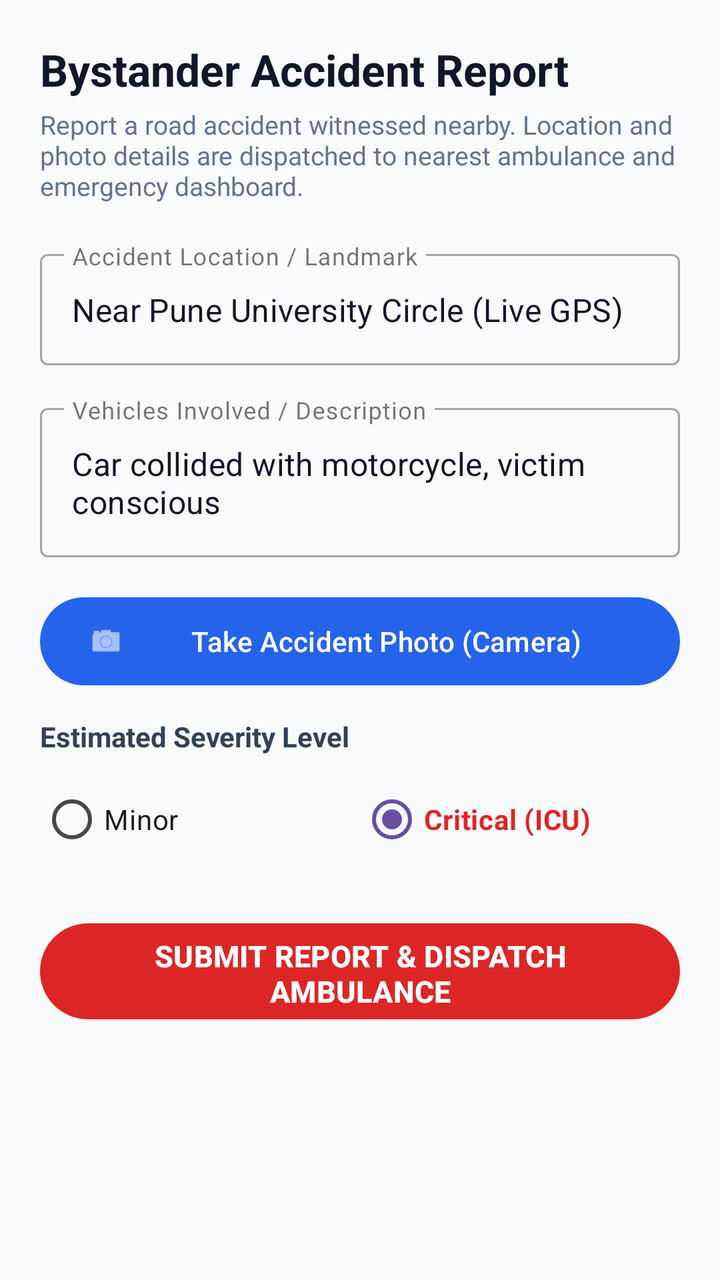
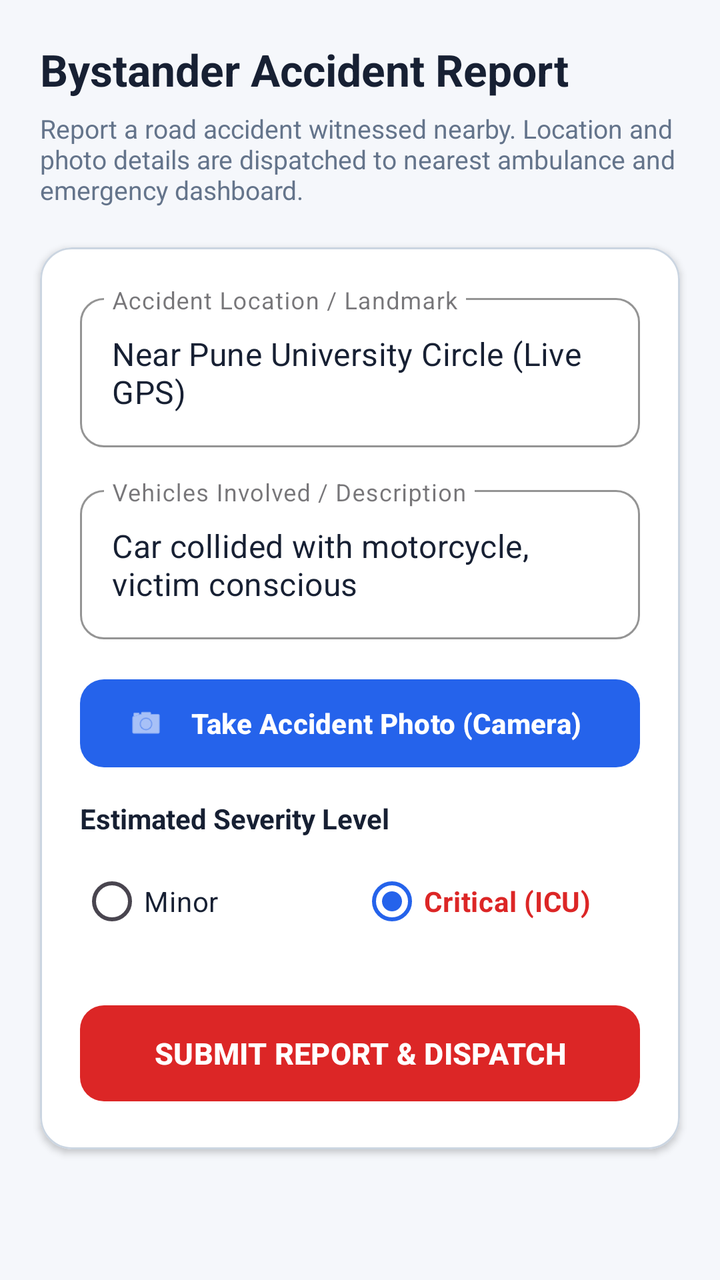

Screens rendered from an Android XML layout before and after an edit, with the pre-edit source and the edit as a unified diff.
<!-- AndroidManifest.xml: activity theme Theme.Pbl -->
<!-- res/layout/activity_report_bystander.xml -->
<?xml version="1.0" encoding="utf-8"?>
<ScrollView xmlns:android="http://schemas.android.com/apk/res/android"
    xmlns:app="http://schemas.android.com/apk/res-auto"
    android:layout_width="match_parent"
    android:layout_height="match_parent"
    android:fillViewport="true"
    android:background="#F8FAFC">

    <LinearLayout
        android:layout_width="match_parent"
        android:layout_height="wrap_content"
        android:orientation="vertical"
        android:padding="20dp">

        <TextView
            android:layout_width="wrap_content"
            android:layout_height="wrap_content"
            android:text="Bystander Accident Report"
            android:textColor="#0F172A"
            android:textSize="22sp"
            android:textStyle="bold" />

        <TextView
            android:layout_width="wrap_content"
            android:layout_height="wrap_content"
            android:layout_marginTop="4dp"
            android:text="Report a road accident witnessed nearby. Location and photo details are dispatched to nearest ambulance and emergency dashboard."
            android:textColor="#64748B"
            android:textSize="13sp"
            android:layout_marginBottom="20dp" />

        <com.google.android.material.textfield.TextInputLayout
            android:layout_width="match_parent"
            android:layout_height="wrap_content"
            android:hint="Accident Location / Landmark"
            style="@style/Widget.MaterialComponents.TextInputLayout.OutlinedBox"
            android:layout_marginBottom="16dp">

            <com.google.android.material.textfield.TextInputEditText
                android:id="@+id/et_bystander_location"
                android:layout_width="match_parent"
                android:layout_height="wrap_content"
                android:textColor="#0F172A"
                android:textColorHint="#64748B"
                android:text="Near Pune University Circle (Live GPS)" />
        </com.google.android.material.textfield.TextInputLayout>

        <com.google.android.material.textfield.TextInputLayout
            android:layout_width="match_parent"
            android:layout_height="wrap_content"
            android:hint="Vehicles Involved / Description"
            style="@style/Widget.MaterialComponents.TextInputLayout.OutlinedBox"
            android:layout_marginBottom="16dp">

            <com.google.android.material.textfield.TextInputEditText
                android:id="@+id/et_bystander_details"
                android:layout_width="match_parent"
                android:layout_height="wrap_content"
                android:textColor="#0F172A"
                android:textColorHint="#64748B"
                android:minLines="2"
                android:text="Car collided with motorcycle, victim conscious" />
        </com.google.android.material.textfield.TextInputLayout>

        
        <com.google.android.material.button.MaterialButton
            android:id="@+id/btn_capture_photo"
            android:layout_width="match_parent"
            android:layout_height="52dp"
            android:text="Take Accident Photo (Camera)"
            android:textSize="14sp"
            app:icon="@android:drawable/ic_menu_camera"
            app:backgroundTint="#2563EB"
            android:textColor="#FFFFFF"
            android:layout_marginBottom="12dp" />

        <ImageView
            android:id="@+id/iv_accident_photo"
            android:layout_width="match_parent"
            android:layout_height="180dp"
            android:scaleType="centerCrop"
            android:background="#E2E8F0"
            android:visibility="gone"
            android:layout_marginBottom="16dp"
            android:contentDescription="Accident Evidence Photo" />

        <TextView
            android:layout_width="wrap_content"
            android:layout_height="wrap_content"
            android:text="Estimated Severity Level"
            android:textColor="#334155"
            android:textStyle="bold"
            android:layout_marginBottom="8dp" />

        <RadioGroup
            android:id="@+id/rg_severity"
            android:layout_width="match_parent"
            android:layout_height="wrap_content"
            android:orientation="horizontal"
            android:layout_marginBottom="24dp">

            <RadioButton
                android:id="@+id/rb_minor"
                android:layout_width="0dp"
                android:layout_height="wrap_content"
                android:layout_weight="1"
                android:text="Minor" />

            <RadioButton
                android:id="@+id/rb_critical"
                android:layout_width="0dp"
                android:layout_height="wrap_content"
                android:layout_weight="1"
                android:checked="true"
                android:textColor="#DC2626"
                android:textStyle="bold"
                android:text="Critical (ICU)" />
        </RadioGroup>

        <com.google.android.material.button.MaterialButton
            android:id="@+id/btn_submit_bystander"
            android:layout_width="match_parent"
            android:layout_height="56dp"
            android:text="SUBMIT REPORT &amp; DISPATCH AMBULANCE"
            android:textSize="15sp"
            android:textStyle="bold"
            app:backgroundTint="#DC2626"
            android:textColor="#FFFFFF" />

    </LinearLayout>
</ScrollView>
<!-- resources referenced by this layout -->
<resources>
  <style name="Theme.Pbl" parent="Base.Theme.Pbl" />
  <style name="Base.Theme.Pbl" parent="Theme.Material3.DayNight.NoActionBar">
          
          
      </style>
</resources>

<!-- the commit's change to res/layout/activity_report_bystander.xml (unified diff, before → after) -->
@@ -4,128 +4,168 @@
     android:layout_width="match_parent"
     android:layout_height="match_parent"
     android:fillViewport="true"
-    android:background="#F8FAFC">
+    android:background="@color/screen_background">
 
     <LinearLayout
         android:layout_width="match_parent"
         android:layout_height="wrap_content"
         android:orientation="vertical"
-        android:padding="20dp">
+        android:padding="20dp"
+        android:clipToPadding="false"
+        android:paddingBottom="120dp">
 
         <TextView
             android:layout_width="wrap_content"
             android:layout_height="wrap_content"
             android:text="Bystander Accident Report"
-            android:textColor="#0F172A"
+            android:textColor="@color/primary_text"
             android:textSize="22sp"
             android:textStyle="bold" />
 
         <TextView
             android:layout_width="wrap_content"
             android:layout_height="wrap_content"
-            android:layout_marginTop="4dp"
+            android:layout_marginTop="6dp"
             android:text="Report a road accident witnessed nearby. Location and photo details are dispatched to nearest ambulance and emergency dashboard."
-            android:textColor="#64748B"
+            android:textColor="@color/secondary_text"
             android:textSize="13sp"
             android:layout_marginBottom="20dp" />
 
-        <com.google.android.material.textfield.TextInputLayout
+        <com.google.android.material.card.MaterialCardView
             android:layout_width="match_parent"
             android:layout_height="wrap_content"
-            android:hint="Accident Location / Landmark"
-            style="@style/Widget.MaterialComponents.TextInputLayout.OutlinedBox"
-            android:layout_marginBottom="16dp">
+            app:cardCornerRadius="16dp"
+            app:cardElevation="2dp"
+            app:cardBackgroundColor="@color/white"
+            app:strokeWidth="1dp"
+            app:strokeColor="@color/input_border"
+            android:layout_marginBottom="24dp">
 
-            <com.google.android.material.textfield.TextInputEditText
-                android:id="@+id/et_bystander_location"
+            <LinearLayout
                 android:layout_width="match_parent"
                 android:layout_height="wrap_content"
-                android:textColor="#0F172A"
-                android:textColorHint="#64748B"
-                android:text="Near Pune University Circle (Live GPS)" />
-        </com.google.android.material.textfield.TextInputLayout>
+                android:orientation="vertical"
+                android:padding="20dp">
 
-        <com.google.android.material.textfield.TextInputLayout
-            android:layout_width="match_parent"
-            android:layout_height="wrap_content"
-            android:hint="Vehicles Involved / Description"
-            style="@style/Widget.MaterialComponents.TextInputLayout.OutlinedBox"
-            android:layout_marginBottom="16dp">
+                <com.google.android.material.textfield.TextInputLayout
+                    android:layout_width="match_parent"
+                    android:layout_height="wrap_content"
+                    android:hint="Accident Location / Landmark"
+                    style="@style/Widget.MaterialComponents.TextInputLayout.OutlinedBox"
+                    app:boxCornerRadiusTopStart="12dp"
+                    app:boxCornerRadiusTopEnd="12dp"
+                    app:boxCornerRadiusBottomStart="12dp"
+                    app:boxCornerRadiusBottomEnd="12dp"
+                    app:boxStrokeColor="@color/primary_accent"
+                    app:hintTextColor="@color/primary_accent"
+                    android:layout_marginBottom="16dp">
 
-            <com.google.android.material.textfield.TextInputEditText
-                android:id="@+id/et_bystander_details"
-                android:layout_width="match_parent"
-                android:layout_height="wrap_content"
-                android:textColor="#0F172A"
-                android:textColorHint="#64748B"
-                android:minLines="2"
-                android:text="Car collided with motorcycle, victim conscious" />
-        </com.google.android.material.textfield.TextInputLayout>
+                    <com.google.android.material.textfield.TextInputEditText
+                        android:id="@+id/et_bystander_location"
+                        android:layout_width="match_parent"
+                        android:layout_height="wrap_content"
+                        android:textColor="@color/primary_text"
+                        android:textColorHint="@color/input_hints"
+                        android:textSize="16sp"
+                        android:text="Near Pune University Circle (Live GPS)" />
+                </com.google.android.material.textfield.TextInputLayout>
 
-        
-        <com.google.android.material.button.MaterialButton
-            android:id="@+id/btn_capture_photo"
-            android:layout_width="match_parent"
-            android:layout_height="52dp"
-            android:text="Take Accident Photo (Camera)"
-            android:textSize="14sp"
-            app:icon="@android:drawable/ic_menu_camera"
-            app:backgroundTint="#2563EB"
-            android:textColor="#FFFFFF"
-            android:layout_marginBottom="12dp" />
+                <com.google.android.material.textfield.TextInputLayout
+                    android:layout_width="match_parent"
+                    android:layout_height="wrap_content"
+                    android:hint="Vehicles Involved / Description"
+                    style="@style/Widget.MaterialComponents.TextInputLayout.OutlinedBox"
+                    app:boxCornerRadiusTopStart="12dp"
+                    app:boxCornerRadiusTopEnd="12dp"
+                    app:boxCornerRadiusBottomStart="12dp"
+                    app:boxCornerRadiusBottomEnd="12dp"
+                    app:boxStrokeColor="@color/primary_accent"
+                    app:hintTextColor="@color/primary_accent"
+                    android:layout_marginBottom="16dp">
 
-        <ImageView
-            android:id="@+id/iv_accident_photo"
-            android:layout_width="match_parent"
-            android:layout_height="180dp"
-            android:scaleType="centerCrop"
-            android:background="#E2E8F0"
-            android:visibility="gone"
-            android:layout_marginBottom="16dp"
-            android:contentDescription="Accident Evidence Photo" />
+                    <com.google.android.material.textfield.TextInputEditText
+                        android:id="@+id/et_bystander_details"
+                        android:layout_width="match_parent"
+                        android:layout_height="wrap_content"
+                        android:textColor="@color/primary_text"
+                        android:textColorHint="@color/input_hints"
+                        android:textSize="16sp"
+                        android:minLines="2"
+                        android:text="Car collided with motorcycle, victim conscious" />
+                </com.google.android.material.textfield.TextInputLayout>
 
-        <TextView
-            android:layout_width="wrap_content"
-            android:layout_height="wrap_content"
-            android:text="Estimated Severity Level"
-            android:textColor="#334155"
-            android:textStyle="bold"
-            android:layout_marginBottom="8dp" />
+                
+                <com.google.android.material.button.MaterialButton
+                    android:id="@+id/btn_capture_photo"
+                    android:layout_width="match_parent"
+                    android:layout_height="52dp"
+                    android:text="Take Accident Photo (Camera)"
+                    android:textSize="14sp"
+                    android:textStyle="bold"
+                    app:icon="@android:drawable/ic_menu_camera"
+                    app:cornerRadius="12dp"
+                    app:backgroundTint="@color/primary_accent"
+                    android:textColor="@color/white"
+                    android:layout_marginBottom="12dp" />
 
-        <RadioGroup
-            android:id="@+id/rg_severity"
-            android:layout_width="match_parent"
-            android:layout_height="wrap_content"
-            android:orientation="horizontal"
-            android:layout_marginBottom="24dp">
+                <ImageView
+                    android:id="@+id/iv_accident_photo"
+                    android:layout_width="match_parent"
+                    android:layout_height="180dp"
+                    android:scaleType="centerCrop"
+                    android:background="#E2E8F0"
+                    android:visibility="gone"
+                    android:layout_marginBottom="16dp"
+                    android:contentDescription="Accident Evidence Photo" />
 
-            <RadioButton
-                android:id="@+id/rb_minor"
-                android:layout_width="0dp"
-                android:layout_height="wrap_content"
-                android:layout_weight="1"
-                android:text="Minor" />
+                <TextView
+                    android:layout_width="wrap_content"
+                    android:layout_height="wrap_content"
+                    android:text="Estimated Severity Level"
+                    android:textColor="@color/primary_text"
+                    android:textStyle="bold"
+                    android:textSize="14sp"
+                    android:layout_marginBottom="8dp" />
 
-            <RadioButton
-                android:id="@+id/rb_critical"
-                android:layout_width="0dp"
-                android:layout_height="wrap_content"
-                android:layout_weight="1"
-                android:checked="true"
-                android:textColor="#DC2626"
-                android:textStyle="bold"
-                android:text="Critical (ICU)" />
-        </RadioGroup>
+                <RadioGroup
+                    android:id="@+id/rg_severity"
+                    android:layout_width="match_parent"
+                    android:layout_height="wrap_content"
+                    android:orientation="horizontal"
+                    android:layout_marginBottom="24dp">
 
-        <com.google.android.material.button.MaterialButton
-            android:id="@+id/btn_submit_bystander"
-            android:layout_width="match_parent"
-            android:layout_height="56dp"
-            android:text="SUBMIT REPORT &amp; DISPATCH AMBULANCE"
-            android:textSize="15sp"
-            android:textStyle="bold"
-            app:backgroundTint="#DC2626"
-            android:textColor="#FFFFFF" />
+                    <RadioButton
+                        android:id="@+id/rb_minor"
+                        android:layout_width="0dp"
+                        android:layout_height="wrap_content"
+                        android:layout_weight="1"
+                        android:textColor="@color/primary_text"
+                        android:text="Minor" />
+
+                    <RadioButton
+                        android:id="@+id/rb_critical"
+                        android:layout_width="0dp"
+                        android:layout_height="wrap_content"
+                        android:layout_weight="1"
+                        android:checked="true"
+                        android:textColor="@color/emergency_accent"
+                        android:textStyle="bold"
+                        android:text="Critical (ICU)" />
+                </RadioGroup>
+
+                <com.google.android.material.button.MaterialButton
+                    android:id="@+id/btn_submit_bystander"
+                    android:layout_width="match_parent"
+                    android:layout_height="56dp"
+                    android:text="SUBMIT REPORT &amp; DISPATCH"
+                    android:textSize="15sp"
+                    android:textStyle="bold"
+                    app:cornerRadius="12dp"
+                    app:backgroundTint="@color/emergency_accent"
+                    android:textColor="@color/white" />
+
+            </LinearLayout>
+        </com.google.android.material.card.MaterialCardView>
 
     </LinearLayout>
 </ScrollView>
<!-- resource entries referenced after the edit -->
@@ -1,9 +1,18 @@
 <!-- resources referenced by this layout -->
 <resources>
+  <color name="emergency_accent">#DC2626</color>
+  <color name="input_border">#CBD5E1</color>
+  <color name="input_hints">#94A3B8</color>
+  <color name="primary_accent">#2563EB</color>
+  <color name="primary_text">#172033</color>
+  <color name="screen_background">#F5F7FB</color>
+  <color name="secondary_text">#64748B</color>
+  <color name="white">#FFFFFFFF</color>
   <style name="Theme.Pbl" parent="Base.Theme.Pbl" />
   <style name="Base.Theme.Pbl" parent="Theme.Material3.DayNight.NoActionBar">
-          
-          
+          <item name="colorPrimary">@color/primary_accent</item>
+          <item name="colorError">@color/emergency_accent</item>
+          <item name="android:windowBackground">@color/screen_background</item>
       </style>
 </resources>
 
